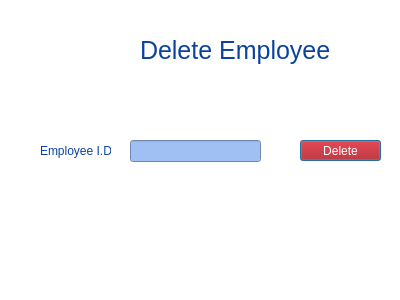
First picture: the form in Bhitti/deleteemployee.ui, repository BigyaDhungana/Bhitti_v2, before the edit.
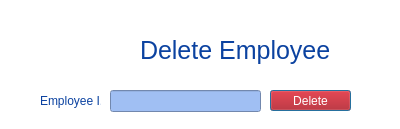
Second picture: the form after the edit. Icons and pictures are not drawn.

```diff
--- a/Bhitti/deleteemployee.ui
+++ b/Bhitti/deleteemployee.ui
@@ -7,7 +7,7 @@
     <x>0</x>
     <y>0</y>
     <width>400</width>
-    <height>300</height>
+    <height>129</height>
    </rect>
   </property>
   <property name="windowTitle">
@@ -38,9 +38,9 @@
   <widget class="QLineEdit" name="lineEdit">
    <property name="geometry">
     <rect>
-     <x>130</x>
-     <y>140</y>
-     <width>131</width>
+     <x>110</x>
+     <y>90</y>
+     <width>151</width>
      <height>22</height>
     </rect>
    </property>
@@ -51,8 +51,8 @@
   <widget class="QPushButton" name="pushButton">
    <property name="geometry">
     <rect>
-     <x>300</x>
-     <y>140</y>
+     <x>270</x>
+     <y>90</y>
      <width>81</width>
      <height>21</height>
     </rect>
@@ -99,8 +99,8 @@
    <property name="geometry">
     <rect>
      <x>40</x>
-     <y>140</y>
-     <width>71</width>
+     <y>90</y>
+     <width>61</width>
      <height>21</height>
     </rect>
    </property>
@@ -117,7 +117,7 @@
 font: 9pt &quot;Segoe UI&quot;;</string>
    </property>
    <property name="text">
-    <string>Employee I.D</string>
+    <string>Employee I.D:</string>
    </property>
   </widget>
  </widget>
```
